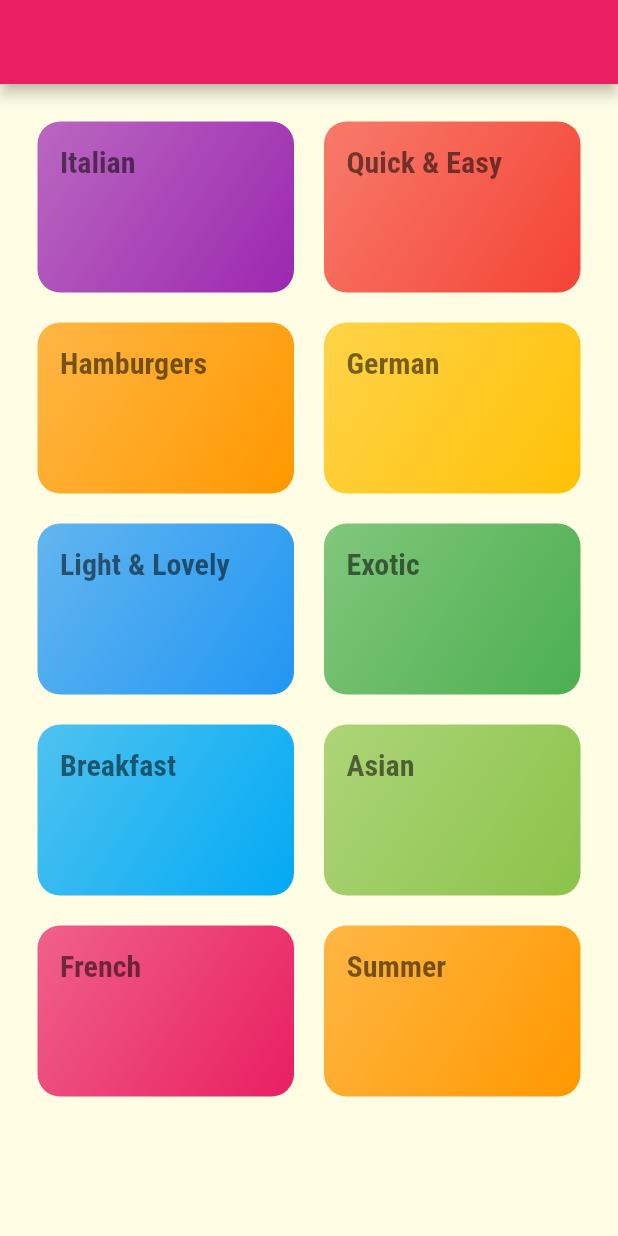
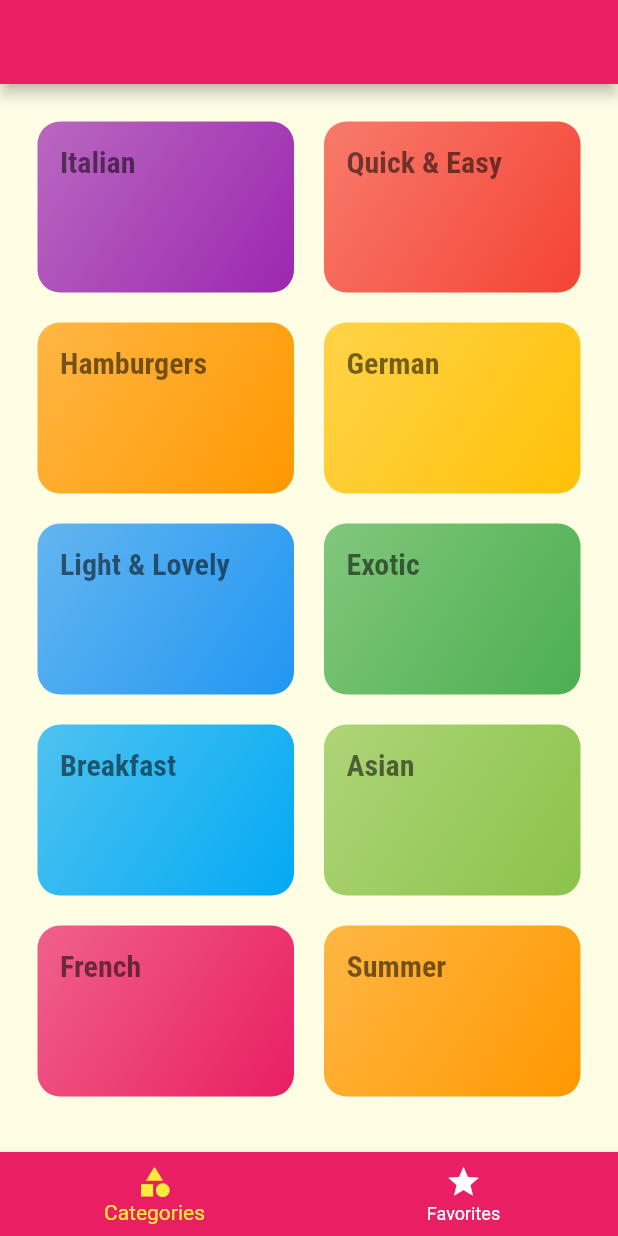
Before and after one commit to Satya190597/FlutterApplications, a Flutter app: the screen it shows after launch, on a phone screen of 412 x 824 dp. Run offline on Flutter 3.47's test engine with Material 2 defaults, Android fonts, the phone set to English and light mode, and no system bars.

Commit message:
Recipe App Tab Navigation

```diff
--- a/recipe_app/lib/main.dart
+++ b/recipe_app/lib/main.dart
@@ -1,6 +1,8 @@
 import 'package:flutter/material.dart';
 import 'screens/categories_screen.dart';
 import 'screens/category_meals_screen.dart';
+import 'screens/meal_detail_screen.dart';
+import 'screens/tab_screens.dart';
 
 void main() {
   runApp(RecipeApp());
@@ -23,9 +25,10 @@ class RecipeApp extends StatelessWidget
           )
         )
       ),
-      home: CategoriesScreen(),
+      home: TabScreen(),
       routes: {
         CategoryMealsScreen.routeName: (context) => CategoryMealsScreen(),
+        MealDetailScreen.routeName: (context) => MealDetailScreen(),
       },
     );
   }
--- a/recipe_app/lib/screens/categories_screen.dart
+++ b/recipe_app/lib/screens/categories_screen.dart
@@ -10,9 +10,8 @@ class CategoriesScreen extends StatelessWidget {
 
   @override
   Widget build(BuildContext context) {
-    return Scaffold(
-      appBar: AppBar(),
-      body: GridView(
+    return Container(
+      child: GridView(
         padding: EdgeInsets.all(25),
         gridDelegate: SliverGridDelegateWithMaxCrossAxisExtent(
             maxCrossAxisExtent: 200,
--- a/recipe_app/lib/screens/category_meals_screen.dart
+++ b/recipe_app/lib/screens/category_meals_screen.dart
@@ -24,6 +24,7 @@ class CategoryMealsScreen extends StatelessWidget {
           child: ListView.builder(
             itemBuilder: (ctx, item) {
               return MealItem(
+                id:meals[item].id,
                 title: meals[item].title,
                 imageUrl: meals[item].imageUrl,
                 duration: meals[item].duration,
--- /dev/null
+++ b/recipe_app/lib/screens/tab_screens.dart
@@ -0,0 +1,50 @@
+import 'package:flutter/material.dart';
+import '../screens/categories_screen.dart';
+import '../screens/favorite_screens.dart';
+
+class TabScreen extends StatefulWidget {
+  TabScreenState createState() {
+    return TabScreenState();
+  }
+}
+
+class TabScreenState extends State<TabScreen> {
+
+  List<Widget> listOfWidget = [
+    CategoriesScreen(),
+    FavoriteScreen()
+  ];
+
+  int selectedPageIndex = 0;
+
+  void _selectPage(int index) {
+    setState(() {
+      selectedPageIndex = index;
+    });
+  }
+
+  @override
+  Widget build(BuildContext context) {
+    return Scaffold(
+      appBar: AppBar(),
+      body: listOfWidget[selectedPageIndex],
+      bottomNavigationBar: BottomNavigationBar(
+        onTap: _selectPage,
+        backgroundColor: Theme.of(context).primaryColor,
+        unselectedItemColor: Colors.white,
+        selectedItemColor: Colors.yellow,
+        currentIndex: selectedPageIndex,
+        items: [
+          BottomNavigationBarItem(
+            icon: Icon(Icons.category),
+            label: 'Categories',
+          ),
+          BottomNavigationBarItem(
+            icon: Icon(Icons.star),
+            label: 'Favorites',
+          )
+        ],
+      ),
+    );
+  }
+}
```
Also changed, not shown: recipe_app/lib/screens/favorite_screens.dart (added, +12 -0 lines), recipe_app/lib/screens/meal_detail_screen.dart (added, +117 -0 lines), recipe_app/lib/widgets/meal_item.dart (+37 -3 lines).
